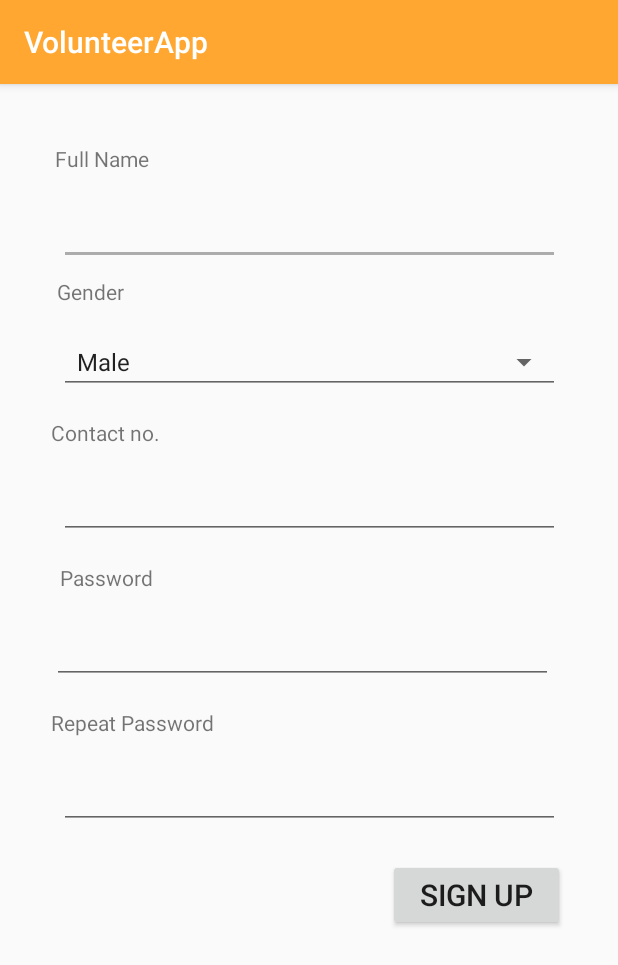
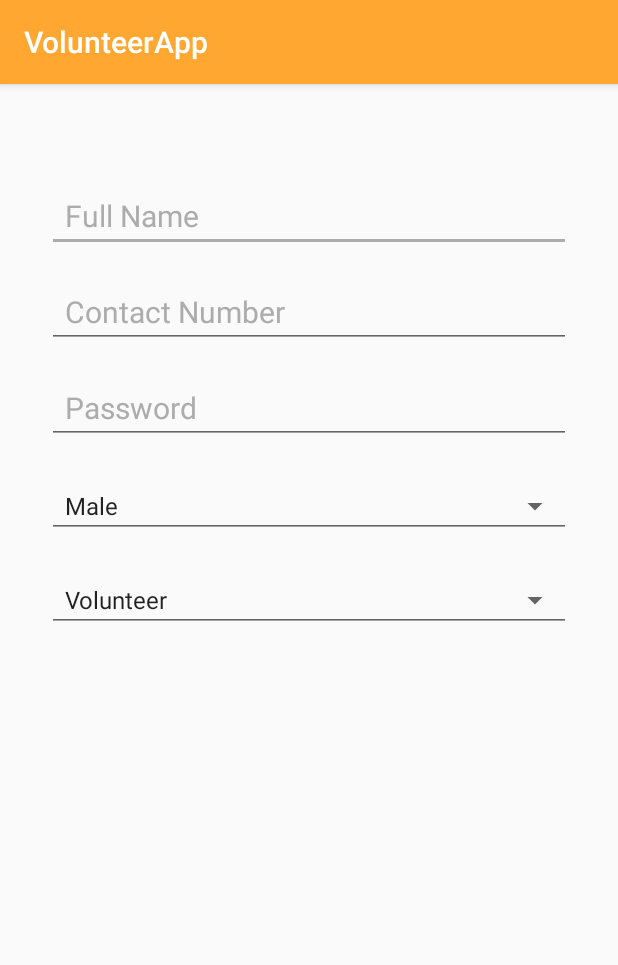
Before and after one commit to naumanahmad9/VolunteerApp, an Android app: the SignupActivity screen opened directly, with no data from a screen before it, on a phone screen of 412 x 824 dp. Shown: the top 965 px of the screen. Run offline under Robolectric (Android 15) with nearby library versions, the phone set to English and light mode, and no system bars.

Commit message:
made changes

```diff
--- a/app/src/main/res/layout/activity_search_events.xml
+++ b/app/src/main/res/layout/activity_search_events.xml
@@ -5,16 +5,6 @@
     android:layout_width="match_parent"
     android:layout_height="wrap_content"
     tools:context=".SearchEventsActivity">
-
-    <Button
-        android:layout_width="match_parent"
-        android:layout_height="wrap_content"
-        android:text="Click me"
-        android:backgroundTint="@color/colorPrimary"
-        android:onClick="showSelectedItems"
-        app:layout_constraintBottom_toBottomOf="parent"
-        app:layout_constraintEnd_toEndOf="parent"
-        />
 
     <ListView
         android:id="@+id/lv_events"
--- a/app/src/main/res/layout/activity_signup.xml
+++ b/app/src/main/res/layout/activity_signup.xml
@@ -6,167 +6,82 @@
     android:layout_height="match_parent"
     tools:context=".SignupActivity">
 
-
     <EditText
-        android:id="@+id/login_contact3"
-        android:layout_width="334dp"
+        android:id="@+id/et_name"
+        android:layout_width="349dp"
         android:layout_height="wrap_content"
-        android:layout_marginStart="6dp"
-        android:layout_marginTop="8dp"
-        android:layout_marginEnd="6dp"
-        android:layout_marginBottom="8dp"
-        android:ems="10"
-        android:inputType="number"
-        app:layout_constraintBottom_toTopOf="@+id/textView11"
+        android:layout_marginStart="31dp"
+        android:layout_marginTop="64dp"
+        android:layout_marginEnd="31dp"
+        android:paddingStart="12dp"
+        android:hint="Full Name"
+        android:textSize="20sp"
+        android:textColorHint="@color/colorAccent"
         app:layout_constraintEnd_toEndOf="parent"
-        app:layout_constraintStart_toStartOf="parent"
-        app:layout_constraintTop_toBottomOf="@+id/textView13" />
-
-    <TextView
-        android:id="@+id/textView13"
-        android:layout_width="wrap_content"
-        android:layout_height="wrap_content"
-        android:layout_marginStart="30dp"
-        android:layout_marginTop="40dp"
-        android:layout_marginEnd="306dp"
-        android:layout_marginBottom="8dp"
-        android:text="Full Name"
-        app:layout_constraintBottom_toTopOf="@+id/login_contact3"
-        app:layout_constraintEnd_toEndOf="parent"
+        app:layout_constraintHorizontal_bias="0.0"
         app:layout_constraintStart_toStartOf="parent"
         app:layout_constraintTop_toTopOf="parent" />
 
-    <Spinner
-        android:id="@+id/login_contact2"
-        style="@style/Widget.AppCompat.Spinner.Underlined"
-        android:layout_width="334dp"
+    <EditText
+        android:id="@+id/et_contact"
+        android:layout_width="349dp"
         android:layout_height="wrap_content"
-        android:layout_marginStart="6dp"
+        android:layout_marginStart="31dp"
         android:layout_marginTop="16dp"
-        android:layout_marginEnd="6dp"
-        android:layout_marginBottom="8dp"
-        android:entries="@array/gender_spinner_entries"
-        android:hint="Select"
-        app:layout_constraintBottom_toTopOf="@+id/textView7"
-        app:layout_constraintEnd_toEndOf="parent"
-        app:layout_constraintStart_toStartOf="parent"
-        app:layout_constraintTop_toBottomOf="@+id/textView11" />
-
-    <TextView
-        android:id="@+id/textView11"
-        android:layout_width="wrap_content"
-        android:layout_height="wrap_content"
-        android:layout_marginStart="30dp"
-        android:layout_marginTop="8dp"
-        android:layout_marginEnd="315dp"
-        android:text="Gender"
-        app:layout_constraintEnd_toEndOf="parent"
-        app:layout_constraintHorizontal_bias="0.35"
-        app:layout_constraintStart_toStartOf="parent"
-        app:layout_constraintTop_toBottomOf="@+id/login_contact3" />
-
-    <EditText
-        android:id="@+id/login_password2"
-        android:layout_width="334dp"
-        android:layout_height="wrap_content"
-        android:layout_marginStart="6dp"
-        android:layout_marginTop="8dp"
-        android:layout_marginEnd="6dp"
-        android:layout_marginBottom="20dp"
-        android:ems="10"
-        android:inputType="numberPassword"
-        app:layout_constraintBottom_toTopOf="@+id/login_btn"
-        app:layout_constraintEnd_toEndOf="parent"
-        app:layout_constraintStart_toStartOf="parent"
-        app:layout_constraintTop_toBottomOf="@+id/textView8" />
-
-    <TextView
-        android:id="@+id/textView8"
-        android:layout_width="wrap_content"
-        android:layout_height="wrap_content"
-        android:layout_marginStart="34dp"
-        android:layout_marginTop="8dp"
-        android:layout_marginEnd="300dp"
-        android:layout_marginBottom="8dp"
-        android:text="Repeat Password"
-        app:layout_constraintBottom_toTopOf="@+id/login_password2"
+        android:layout_marginEnd="31dp"
+        android:paddingStart="12dp"
+        android:hint="Contact Number"
+        android:textSize="20sp"
+        android:textColorHint="@color/colorAccent"
         app:layout_constraintEnd_toEndOf="parent"
         app:layout_constraintHorizontal_bias="0.0"
         app:layout_constraintStart_toStartOf="parent"
-        app:layout_constraintTop_toBottomOf="@+id/login_password"
-        app:layout_constraintVertical_chainStyle="spread_inside" />
+        app:layout_constraintTop_toBottomOf="@+id/et_name" />
 
-    <TextView
-        android:id="@+id/textView7"
-        android:layout_width="wrap_content"
+    <EditText
+        android:id="@+id/et_password"
+        android:layout_width="349dp"
         android:layout_height="wrap_content"
-        android:layout_marginStart="34dp"
-        android:layout_marginTop="8dp"
-        android:layout_marginEnd="321dp"
-        android:layout_marginBottom="8dp"
-        android:text="Contact no."
-        app:layout_constraintBottom_toTopOf="@+id/login_contact"
+        android:layout_marginStart="31dp"
+        android:layout_marginTop="16dp"
+        android:layout_marginEnd="31dp"
+        android:paddingStart="12dp"
+        android:hint="Password"
+        android:textSize="20sp"
+        android:textColorHint="@color/colorAccent"
         app:layout_constraintEnd_toEndOf="parent"
         app:layout_constraintHorizontal_bias="0.0"
         app:layout_constraintStart_toStartOf="parent"
-        app:layout_constraintTop_toBottomOf="@+id/login_contact2" />
+        app:layout_constraintTop_toBottomOf="@+id/et_contact" />
 
-    <EditText
-        android:id="@+id/login_contact"
-        android:layout_width="334dp"
+    <Spinner
+        android:id="@+id/spinner_gender"
+        style="@style/Widget.AppCompat.Spinner.Underlined"
+        android:layout_width="349dp"
         android:layout_height="wrap_content"
-        android:layout_marginStart="6dp"
-        android:layout_marginTop="8dp"
-        android:layout_marginEnd="6dp"
-        android:layout_marginBottom="8dp"
-        android:ems="10"
-        android:inputType="number"
-        app:layout_constraintBottom_toTopOf="@+id/textView9"
+        android:layout_marginStart="8dp"
+        android:layout_marginTop="20dp"
+        android:layout_marginEnd="8dp"
+        android:entries="@array/gender_spinner_entries"
+        android:spinnerMode="dialog"
+        android:prompt="@string/gender_hint"
         app:layout_constraintEnd_toEndOf="parent"
         app:layout_constraintStart_toStartOf="parent"
-        app:layout_constraintTop_toBottomOf="@+id/textView7" />
+        app:layout_constraintTop_toBottomOf="@+id/et_password" />
 
-    <TextView
-        android:id="@+id/textView9"
-        android:layout_width="wrap_content"
+    <Spinner
+        android:id="@+id/spinner_acc_type"
+        style="@style/Widget.AppCompat.Spinner.Underlined"
+        android:layout_width="349dp"
         android:layout_height="wrap_content"
-        android:layout_marginStart="30dp"
-        android:layout_marginTop="8dp"
-        android:layout_marginEnd="300dp"
-        android:layout_marginBottom="8dp"
-        android:text="Password"
-        app:layout_constraintBottom_toTopOf="@+id/login_password"
+        android:layout_marginStart="8dp"
+        android:layout_marginTop="20dp"
+        android:layout_marginEnd="8dp"
+        android:entries="@array/acc_type_spinner_entries"
+        android:spinnerMode="dialog"
+        android:prompt="@string/acc_type_hint"
         app:layout_constraintEnd_toEndOf="parent"
         app:layout_constraintStart_toStartOf="parent"
-        app:layout_constraintTop_toBottomOf="@+id/login_contact" />
-
-    <EditText
-        android:id="@+id/login_password"
-        android:layout_width="334dp"
-        android:layout_height="wrap_content"
-        android:layout_marginStart="22dp"
-        android:layout_marginTop="8dp"
-        android:layout_marginEnd="31dp"
-        android:layout_marginBottom="8dp"
-        android:ems="10"
-        android:inputType="numberPassword"
-        app:layout_constraintBottom_toTopOf="@+id/textView8"
-        app:layout_constraintEnd_toEndOf="parent"
-        app:layout_constraintStart_toStartOf="parent"
-        app:layout_constraintTop_toBottomOf="@+id/textView9" />
-
-    <Button
-        android:id="@+id/login_btn"
-        android:layout_width="118dp"
-        android:layout_height="wrap_content"
-        android:layout_marginStart="231dp"
-        android:layout_marginTop="20dp"
-        android:layout_marginEnd="35dp"
-        android:text="Sign up"
-        android:textSize="20sp"
-        app:layout_constraintEnd_toEndOf="parent"
-        app:layout_constraintHorizontal_bias="1.0"
-        app:layout_constraintStart_toStartOf="parent"
-        app:layout_constraintTop_toBottomOf="@+id/login_password2" />
+        app:layout_constraintTop_toBottomOf="@+id/spinner_gender" />
 
 </android.support.constraint.ConstraintLayout>
--- a/app/src/main/res/values/strings.xml
+++ b/app/src/main/res/values/strings.xml
@@ -1,8 +1,18 @@
 <resources>
+
     <string name="app_name">VolunteerApp</string>
 
     <string-array name="gender_spinner_entries">
         <item>Male</item>
         <item>Female</item>
     </string-array>
+
+    <string-array name="acc_type_spinner_entries">
+        <item>Volunteer</item>
+        <item>Organization</item>
+    </string-array>
+
+    <string name="gender_hint">Gender</string>
+    <string name="acc_type_hint">Account Type</string>
+
 </resources>
```
